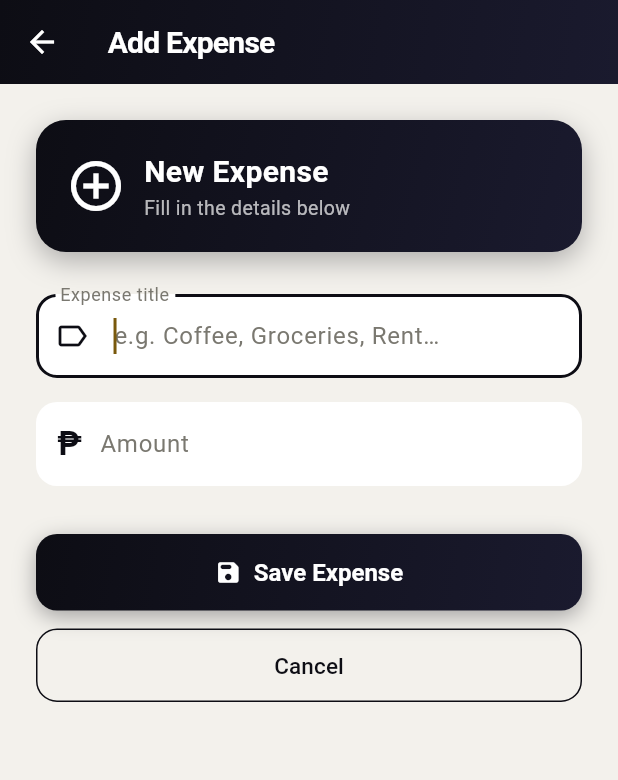
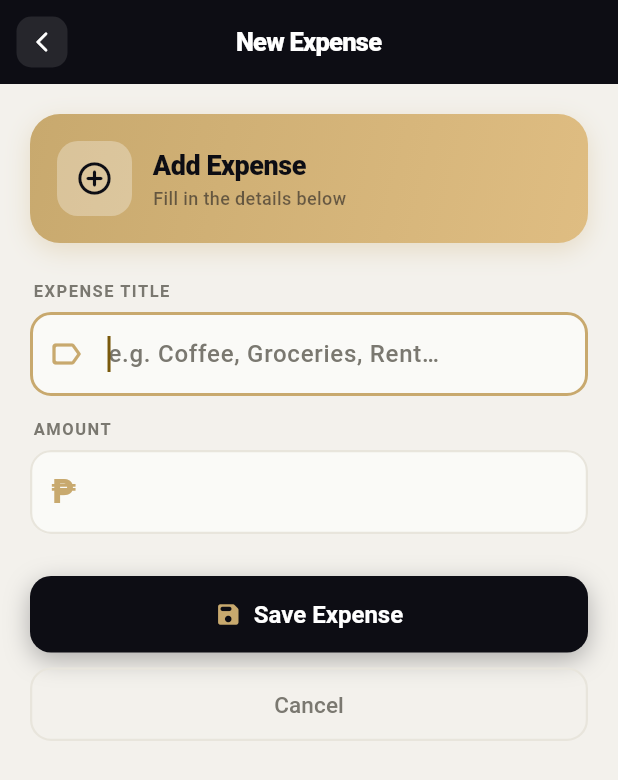
Before and after one commit to Marklanada/La-ada_Homework_Nav, a Flutter app: the AddExpenseScreen screen opened directly, on a phone screen of 412 x 824 dp. Shown: the top 780 px of the screen. Run offline on Flutter 3.47's test engine with Material 3 defaults, Android fonts, the phone set to English and light mode, and no system bars; Roboto replaces fonts that are missing (DMSans).

Commit message:
first commit

```diff
--- a/lib/screens/add_expense_screen.dart
+++ b/lib/screens/add_expense_screen.dart
@@ -3,7 +3,6 @@ import '../models/expense.dart';
 import '../utils/app_theme.dart';
 
 /// Dual-mode screen: Add (expense == null) or Edit (expense != null).
-///
 /// Returns Map<String, dynamic> on Save, null on Cancel.
 class AddExpenseScreen extends StatefulWidget {
   const AddExpenseScreen({super.key});
@@ -19,7 +18,7 @@ class _AddExpenseScreenState extends State<AddExpenseScreen> {
   String? _titleError;
   String? _amountError;
 
-  bool _isEditMode = false;
+  bool _isEditMode  = false;
   Expense? _original;
   bool _initialized = false;
 
@@ -56,9 +55,7 @@ class _AddExpenseScreenState extends State<AddExpenseScreen> {
     String? titleErr;
     String? amountErr;
 
-    if (title.isEmpty) {
-      titleErr = 'Title cannot be empty.';
-    }
+    if (title.isEmpty) titleErr = 'Title cannot be empty.';
 
     final parsed = double.tryParse(rawAmt);
     if (rawAmt.isEmpty) {
@@ -77,7 +74,6 @@ class _AddExpenseScreenState extends State<AddExpenseScreen> {
       return;
     }
 
-    // Pop with result map
     Navigator.pop(context, {
       'id': _isEditMode
           ? _original!.id
@@ -91,21 +87,21 @@ class _AddExpenseScreenState extends State<AddExpenseScreen> {
   @override
   Widget build(BuildContext context) {
     return Scaffold(
-      backgroundColor: kBg,
+      backgroundColor: kSurface,
       appBar: _buildAppBar(),
       body: SingleChildScrollView(
-        padding: const EdgeInsets.all(24),
+        padding: const EdgeInsets.all(20),
         child: Column(
           crossAxisAlignment: CrossAxisAlignment.stretch,
           children: [
-            _buildHeaderCard(),
+            _buildHeaderBanner(),
+            const SizedBox(height: 24),
+            _buildTitleField(),
+            const SizedBox(height: 14),
+            _buildAmountField(),
             const SizedBox(height: 28),
-            _buildTitleField(),
-            const SizedBox(height: 16),
-            _buildAmountField(),
-            const SizedBox(height: 32),
             _buildSaveButton(),
-            const SizedBox(height: 12),
+            const SizedBox(height: 10),
             _buildCancelButton(),
           ],
         ),
@@ -115,55 +111,81 @@ class _AddExpenseScreenState extends State<AddExpenseScreen> {
 
   // ── AppBar ───────────────────────────────────
   AppBar _buildAppBar() => AppBar(
-        title: Text(
-          _isEditMode ? 'Edit Expense' : 'Add Expense',
-          style: const TextStyle(fontWeight: FontWeight.bold),
-        ),
-        flexibleSpace: Container(
-          decoration: const BoxDecoration(gradient: kGradient),
-        ),
-        backgroundColor: Colors.transparent,
+        backgroundColor: kInk,
         foregroundColor: Colors.white,
         elevation: 0,
+        leading: IconButton(
+          icon: Container(
+            width: 34,
+            height: 34,
+            decoration: BoxDecoration(
+              color: Colors.white.withOpacity(0.1),
+              borderRadius: BorderRadius.circular(10),
+            ),
+            child: const Icon(Icons.arrow_back_ios_new_rounded,
+                size: 16, color: Colors.white),
+          ),
+          onPressed: () => Navigator.pop(context),
+        ),
+        title: Text(
+          _isEditMode ? 'Edit Expense' : 'New Expense',
+          style: const TextStyle(
+              fontWeight: FontWeight.w800, fontSize: 17, color: Colors.white),
+        ),
+        centerTitle: true,
       );
 
-  // ── Header card ──────────────────────────────
-  Widget _buildHeaderCard() => Container(
-        padding: const EdgeInsets.all(20),
+  // ── Header Banner ────────────────────────────
+  Widget _buildHeaderBanner() => Container(
+        padding: const EdgeInsets.all(18),
         decoration: BoxDecoration(
-          gradient: kGradient,
+          gradient: kGoldGradient,
           borderRadius: BorderRadius.circular(20),
           boxShadow: [
             BoxShadow(
-              color: kPrimary.withOpacity(0.3),
-              blurRadius: 16,
-              offset: const Offset(0, 6),
+              color: kGold.withOpacity(0.3),
+              blurRadius: 14,
+              offset: const Offset(0, 5),
             ),
           ],
         ),
         child: Row(
           children: [
-            Icon(
-              _isEditMode ? Icons.drive_file_rename_outline : Icons.add_circle_outline,
-              size: 40,
-              color: Colors.white,
+            Container(
+              width: 50,
+              height: 50,
+              decoration: BoxDecoration(
+                color: Colors.white.withOpacity(0.3),
+                borderRadius: BorderRadius.circular(14),
               ),
-            const SizedBox(width: 12),
+              child: Icon(
+                _isEditMode
+                    ? Icons.drive_file_rename_outline_rounded
+                    : Icons.add_circle_outline_rounded,
+                size: 26,
+                color: kInk,
+              ),
+            ),
+            const SizedBox(width: 14),
             Column(
               crossAxisAlignment: CrossAxisAlignment.start,
               children: [
                 Text(
-                  _isEditMode ? 'Edit Expense' : 'New Expense',
+                  _isEditMode ? 'Edit Expense' : 'Add Expense',
                   style: const TextStyle(
-                      fontSize: 20,
-                      fontWeight: FontWeight.bold,
-                      color: Colors.white),
+                      fontSize: 18,
+                      fontWeight: FontWeight.w800,
+                      color: kInk,
+                      letterSpacing: -0.3),
                 ),
                 Text(
                   _isEditMode
                       ? 'Update the details below'
                       : 'Fill in the details below',
-                  style: const TextStyle(fontSize: 13, color: Colors.white70),
+                  style: TextStyle(
+                      fontSize: 12,
+                      color: kInk.withOpacity(0.55),
+                      fontWeight: FontWeight.w500),
                 ),
               ],
             ),
@@ -181,19 +203,21 @@ class _AddExpenseScreenState extends State<AddExpenseScreen> {
   }) =>
       InputDecoration(
         labelText: label,
+        labelStyle: const TextStyle(color: kLabel, fontWeight: FontWeight.w600, fontSize: 13),
         hintText: hint,
+        hintStyle: const TextStyle(color: kLabel),
         errorText: errorText,
         filled: true,
-        fillColor: Colors.white,
+        fillColor: kCard,
         border: OutlineInputBorder(
             borderRadius: BorderRadius.circular(14),
-            borderSide: BorderSide.none),
+            borderSide: const BorderSide(color: kMist, width: 1.5)),
         enabledBorder: OutlineInputBorder(
             borderRadius: BorderRadius.circular(14),
-            borderSide: BorderSide.none),
+            borderSide: const BorderSide(color: kMist, width: 1.5)),
         focusedBorder: OutlineInputBorder(
             borderRadius: BorderRadius.circular(14),
-            borderSide: const BorderSide(color: kPrimary, width: 2)),
+            borderSide: const BorderSide(color: kGold, width: 2)),
         errorBorder: OutlineInputBorder(
             borderRadius: BorderRadius.circular(14),
             borderSide: const BorderSide(color: kRed, width: 1.5)),
@@ -205,27 +229,62 @@ class _AddExpenseScreenState extends State<AddExpenseScreen> {
       );
 
   // ── Title field ──────────────────────────────
-  Widget _buildTitleField() => TextField(
+  Widget _buildTitleField() {
+    return Column(
+      crossAxisAlignment: CrossAxisAlignment.start,
+      children: [
+        const Padding(
+          padding: EdgeInsets.only(left: 2, bottom: 6),
+          child: Text(
+            'EXPENSE TITLE',
+            style: TextStyle(
+                fontSize: 11,
+                fontWeight: FontWeight.w700,
+                color: kLabel,
+                letterSpacing: 1.0),
+          ),
+        ),
+        TextField(
           controller: _titleController,
           autofocus: !_isEditMode,
+          style: const TextStyle(color: kInk, fontWeight: FontWeight.w500),
           decoration: _inputDecoration(
-          label: 'Expense title',
+            label: '',
             hint: 'e.g. Coffee, Groceries, Rent…',
             errorText: _titleError,
-          prefixIcon: const Icon(Icons.label_outline, color: kPrimary),
+            prefixIcon: const Icon(Icons.label_outline_rounded, color: kGold),
           ),
           onChanged: (_) {
             if (_titleError != null) setState(() => _titleError = null);
           },
+        ),
+      ],
     );
+  }
 
   // ── Amount field ─────────────────────────────
-  Widget _buildAmountField() => TextField(
+  Widget _buildAmountField() {
+    return Column(
+      crossAxisAlignment: CrossAxisAlignment.start,
+      children: [
+        const Padding(
+          padding: EdgeInsets.only(left: 2, bottom: 6),
+          child: Text(
+            'AMOUNT',
+            style: TextStyle(
+                fontSize: 11,
+                fontWeight: FontWeight.w700,
+                color: kLabel,
+                letterSpacing: 1.0),
+          ),
+        ),
+        TextField(
           controller: _amountController,
           keyboardType: const TextInputType.numberWithOptions(decimal: true),
+          style: const TextStyle(color: kInk, fontWeight: FontWeight.w500),
           decoration: _inputDecoration(
-          label: 'Amount',
-          hint: 'e.g. 150.00',
+            label: '',
+            hint: '0.00',
             errorText: _amountError,
             prefixIcon: const Padding(
               padding: EdgeInsets.only(left: 14, right: 8),
@@ -233,8 +292,8 @@ class _AddExpenseScreenState extends State<AddExpenseScreen> {
                 '₱',
                 style: TextStyle(
                     fontSize: 22,
-                  fontWeight: FontWeight.bold,
-                  color: kPrimary),
+                    fontWeight: FontWeight.w800,
+                    color: kGold),
               ),
             ),
             prefixIconConstraints: const BoxConstraints(minWidth: 0),
@@ -242,27 +301,31 @@ class _AddExpenseScreenState extends State<AddExpenseScreen> {
           onChanged: (_) {
             if (_amountError != null) setState(() => _amountError = null);
           },
+        ),
+      ],
     );
+  }
 
   // ── Save button ──────────────────────────────
   Widget _buildSaveButton() => Container(
         decoration: BoxDecoration(
-          gradient: kGradient,
+          color: kInk,
           borderRadius: BorderRadius.circular(14),
           boxShadow: [
             BoxShadow(
-              color: kPrimary.withOpacity(0.35),
-              blurRadius: 12,
-              offset: const Offset(0, 4),
+              color: kInk.withOpacity(0.3),
+              blurRadius: 14,
+              offset: const Offset(0, 5),
             ),
           ],
         ),
         child: ElevatedButton.icon(
           onPressed: _save,
-          icon: const Icon(Icons.save_rounded),
+          icon: const Icon(Icons.save_rounded, color: kGold),
           label: Text(
             _isEditMode ? 'Save Changes' : 'Save Expense',
-            style: const TextStyle(fontSize: 16, fontWeight: FontWeight.bold),
+            style: const TextStyle(
+                fontSize: 16, fontWeight: FontWeight.bold, color: Colors.white),
           ),
           style: ElevatedButton.styleFrom(
             backgroundColor: Colors.transparent,
@@ -275,16 +338,17 @@ class _AddExpenseScreenState extends State<AddExpenseScreen> {
         ),
       );
 
-  // ── Cancel button — returns null ─────────────
+  // ── Cancel button ────────────────────────────
   Widget _buildCancelButton() => OutlinedButton(
-        onPressed: () => Navigator.pop(context), // null → no update
+        onPressed: () => Navigator.pop(context),
         style: OutlinedButton.styleFrom(
-          foregroundColor: kPrimary,
-          side: const BorderSide(color: kPrimary),
+          foregroundColor: kLabel,
+          side: const BorderSide(color: kMist, width: 1.5),
           padding: const EdgeInsets.symmetric(vertical: 14),
           shape: RoundedRectangleBorder(
               borderRadius: BorderRadius.circular(14)),
         ),
-        child: const Text('Cancel', style: TextStyle(fontSize: 15)),
+        child: const Text('Cancel',
+            style: TextStyle(fontSize: 15, fontWeight: FontWeight.w500)),
       );
 }
```
Also changed, not shown: lib/screens/expense_list_screen.dart (added, +261 -0 lines), lib/screens/home_screen.dart (+73 -4 lines). Lines whose indentation alone changed are shown as unchanged.
